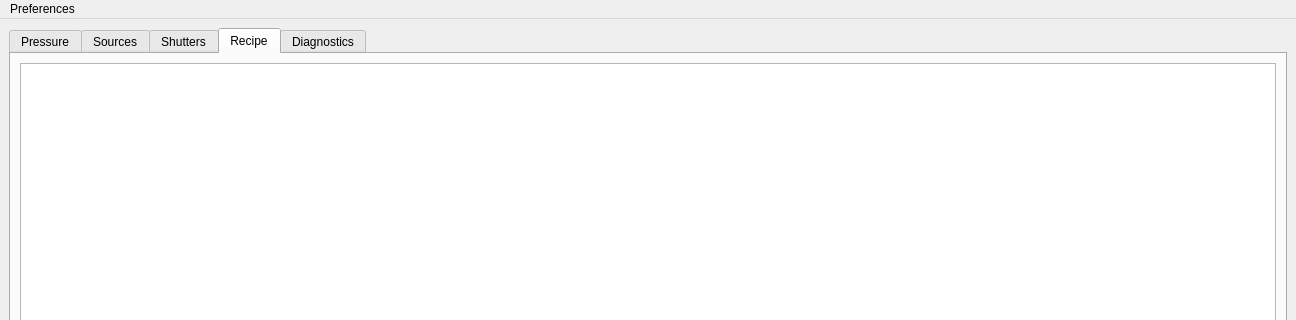
Before: the Qt Designer form src/gui/main.ui in TheRealJarbean/lattice, drawn with Qt 5; both pictures show x 0 to 1296 and y 0 to 320 of the 1296 by 779 pixel window.
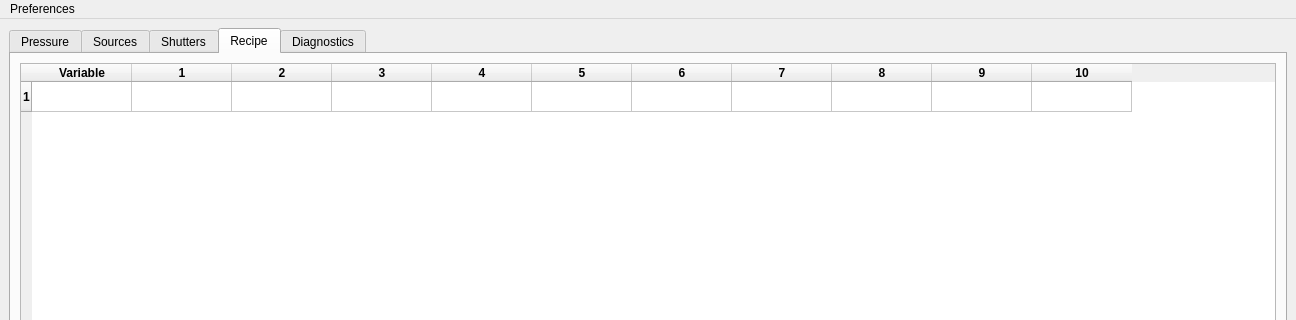
After: the same form once the commit is applied. The open tabs and pages were chosen to show the change. Custom widgets are drawn as their Qt base class.

Commit message: feat: add recipe row functionality

Patch:
```diff
--- a/src/gui/main.ui
+++ b/src/gui/main.ui
@@ -2875,7 +2875,89 @@
        </attribute>
        <layout class="QVBoxLayout" name="verticalLayout">
         <item>
-         <widget class="QTableWidget" name="tableWidget"/>
+         <widget class="QTableWidget" name="recipe_table">
+          <property name="styleSheet">
+           <string notr="true">QHeaderView::section { font-weight: bold; }
+QTableWidget::item { text-align: center; }</string>
+          </property>
+          <property name="alternatingRowColors">
+           <bool>false</bool>
+          </property>
+          <property name="cornerButtonEnabled">
+           <bool>true</bool>
+          </property>
+          <property name="rowCount">
+           <number>1</number>
+          </property>
+          <attribute name="horizontalHeaderVisible">
+           <bool>true</bool>
+          </attribute>
+          <attribute name="horizontalHeaderCascadingSectionResizes">
+           <bool>false</bool>
+          </attribute>
+          <attribute name="horizontalHeaderShowSortIndicator" stdset="0">
+           <bool>false</bool>
+          </attribute>
+          <attribute name="horizontalHeaderStretchLastSection">
+           <bool>false</bool>
+          </attribute>
+          <row/>
+          <column>
+           <property name="text">
+            <string>Variable</string>
+           </property>
+          </column>
+          <column>
+           <property name="text">
+            <string>1</string>
+           </property>
+          </column>
+          <column>
+           <property name="text">
+            <string>2</string>
+           </property>
+          </column>
+          <column>
+           <property name="text">
+            <string>3</string>
+           </property>
+          </column>
+          <column>
+           <property name="text">
+            <string>4</string>
+           </property>
+          </column>
+          <column>
+           <property name="text">
+            <string>5</string>
+           </property>
+          </column>
+          <column>
+           <property name="text">
+            <string>6</string>
+           </property>
+          </column>
+          <column>
+           <property name="text">
+            <string>7</string>
+           </property>
+          </column>
+          <column>
+           <property name="text">
+            <string>8</string>
+           </property>
+          </column>
+          <column>
+           <property name="text">
+            <string>9</string>
+           </property>
+          </column>
+          <column>
+           <property name="text">
+            <string>10</string>
+           </property>
+          </column>
+         </widget>
         </item>
         <item>
          <layout class="QHBoxLayout" name="horizontalLayout_2">
```
Left out of the diff: 2 changed lines with no effect on the pictures. The commit also changes 2 other files.
